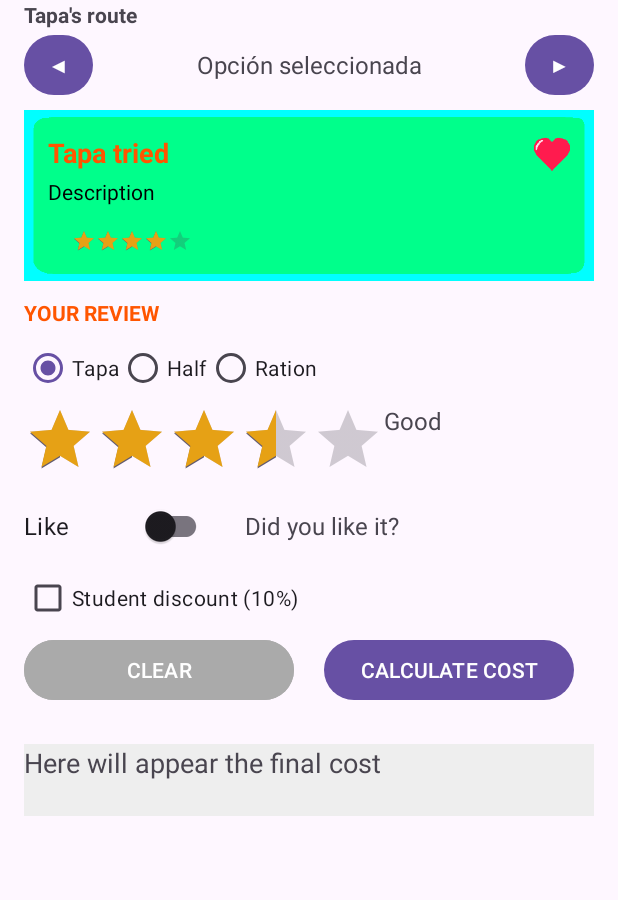
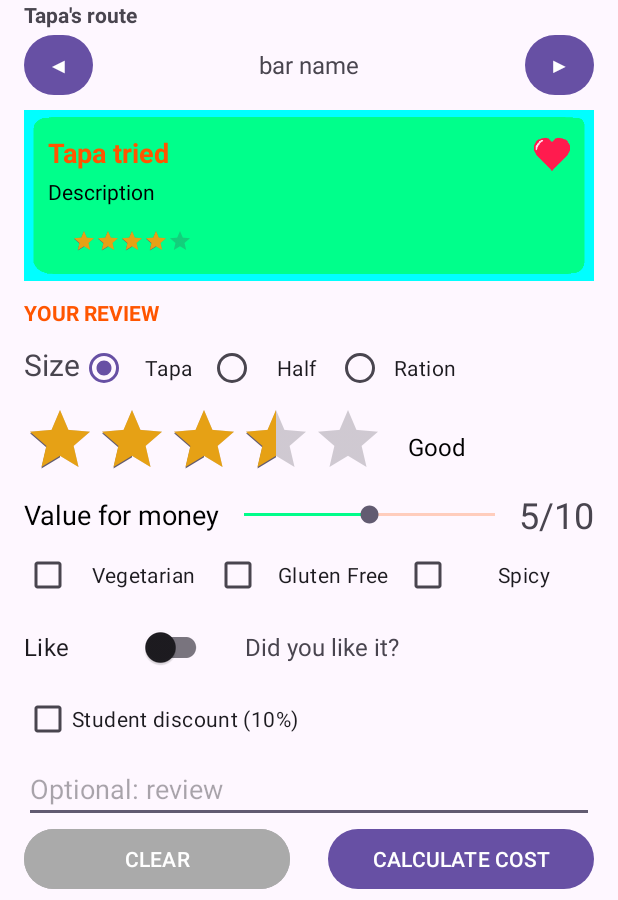
Before and after one commit to Willisaurio/GastroVote-PerezGuillermo, an Android app: the screen it shows after launch (MainActivity), on a phone screen of 412 x 824 dp, the part 336-1236 px from its top. Run offline under Robolectric (Android 15) with nearby library versions, the phone set to English and light mode, and no system bars.

Commit message:
Security commit. Layout reworked to adjust to screen size when the keyboard appears

```diff
--- a/app/src/main/java/com/gute/gastrovote/MainActivity.java
+++ b/app/src/main/java/com/gute/gastrovote/MainActivity.java
@@ -28,10 +28,16 @@ public class MainActivity extends AppCompatActivity {
         super.onCreate(savedInstanceState);
         EdgeToEdge.enable(this);
         setContentView(R.layout.activity_main);
-        ViewCompat.setOnApplyWindowInsetsListener(findViewById(R.id.main), (v, insets) -> {
-            Insets systemBars = insets.getInsets(WindowInsetsCompat.Type.systemBars());
-            v.setPadding(systemBars.left, systemBars.top, systemBars.right, systemBars.bottom);
-            return insets;
+        ViewCompat.setOnApplyWindowInsetsListener(findViewById(R.id.main), (v, windowInsets) -> {
+            // Grab both system bars (status/nav) and keyboard (IME) insets
+            Insets insets = windowInsets.getInsets(
+                    WindowInsetsCompat.Type.systemBars() | WindowInsetsCompat.Type.ime()
+            );
+
+            // Apply them as padding to your ScrollView
+            v.setPadding(insets.left, insets.top, insets.right, insets.bottom);
+
+            return WindowInsetsCompat.CONSUMED;
         });
         bars = new HashMap<>();
         bars.put(1, new Bar("Bar Paco", "Tortilla de patatas", "Un clásico de la cocina española", 3.25, true, 5f));
--- a/app/src/main/res/layout/activity_main.xml
+++ b/app/src/main/res/layout/activity_main.xml
@@ -5,6 +5,8 @@
     android:id="@+id/main"
     android:layout_width="match_parent"
     android:layout_height="match_parent"
+    android:fillViewport="true"
+    android:clipToPadding="false"
     tools:context=".MainActivity">
 
 
@@ -78,8 +80,7 @@
                 android:gravity="center"
                 android:textAlignment="center"
                 android:textSize="16sp"
-                android:text="Opción seleccionada"
-                tools:ignore="HardcodedText" />
+                android:text="@string/bar_name"/>
 
             <!-- Botón derecho optimizado -->
             <Button
@@ -114,26 +115,46 @@
             android:layout_height="3dp"/>
         <!-- Tamaño de la tapa -->
         <RadioGroup
-            android:layout_width="wrap_content"
+            android:layout_width="match_parent"
             android:layout_height="wrap_content"
+            android:layout_gravity="center_vertical"
             android:orientation="horizontal">
+            <TextView
+                android:layout_width="wrap_content"
+                android:layout_height="wrap_content"
+                android:text="@string/size"
+                android:textSize="20sp"
+                android:textAlignment="textStart"/>
             <RadioButton
-                android:layout_width="wrap_content"
+                android:layout_width="0dp"
+                android:layout_weight="1"
+                android:gravity="center"
                 android:layout_height="wrap_content"
                 android:id="@+id/sizeRb1"
                 android:text="@string/size_tapa"
                 android:checked="true"/>
             <RadioButton
-                android:layout_width="wrap_content"
+
+                android:layout_width="0dp"
+                android:layout_weight="1"
+                android:gravity="center"
                 android:layout_height="wrap_content"
                 android:id="@+id/sizeRb2"
                 android:text="@string/size_half"/>
 
             <RadioButton
-                android:layout_width="wrap_content"
+
+                android:layout_width="0dp"
+                android:layout_weight="1"
+                android:gravity="center"
                 android:layout_height="wrap_content"
                 android:id="@+id/sizeRb3"
                 android:text="@string/size_ration"/>
+            <Space
+                android:layout_width="0dp"
+                android:layout_height="wrap_content"
+                android:layout_weight="1"
+                android:gravity="center"/>
         </RadioGroup>
         <LinearLayout
             android:layout_width="wrap_content"
@@ -154,16 +175,73 @@
                 android:layout_width="0dp"
                 android:layout_height="wrap_content"
                 android:layout_weight="1"
-                android:gravity="center_vertical|center_horizontal"
+                android:layout_gravity="center_vertical"
+                android:layout_marginHorizontal="16dp"
+                android:text="@string/review_3"
+                android:textSize="16sp"
+                android:textColor="@color/black"/>
 
-                android:text="@string/review_3"
-                android:textSize="16sp" />
         </LinearLayout>
 
+        <LinearLayout
+            android:layout_width="match_parent"
+            android:layout_height="wrap_content"
+            android:orientation="horizontal"
+            android:gravity="center_vertical">
 
+        <TextView
+            android:layout_width="wrap_content"
+            android:layout_height="wrap_content"
+            android:text="@string/value_for_money"
+            android:textSize="18sp"
+            android:textColor="@color/black"/>
 
+        <SeekBar
+            android:id="@+id/seekBar"
+            android:layout_height="wrap_content"
+            android:layout_width="0dp"
+            android:layout_weight="1"
+            android:gravity="center"
+            android:max="10"
+            android:progress="5"
+            android:progressTint="@color/main_theme"
+            android:progressBackgroundTint="@color/orange"
 
+            />
+            <TextView
+                android:layout_width="wrap_content"
+                android:layout_height="wrap_content"
+                android:text="5/10"
+                android:textSize="24sp"
+                tools:ignore="HardcodedText" />
 
+        </LinearLayout>
+
+        <LinearLayout
+            android:layout_width="match_parent"
+            android:layout_height="wrap_content"
+            android:orientation="horizontal"
+            android:gravity="center_vertical">
+        <CheckBox
+            android:layout_width="0dp"
+            android:layout_height="wrap_content"
+            android:gravity="center"
+            android:layout_weight="1"
+            android:text="@string/vegetarian"/>
+        <CheckBox
+            android:layout_width="0dp"
+            android:layout_height="wrap_content"
+
+            android:gravity="center"
+            android:layout_weight="1"
+            android:text="@string/gluten_free"/>
+        <CheckBox
+            android:layout_width="0dp"
+            android:layout_height="wrap_content"
+            android:gravity="center"
+            android:layout_weight="1"
+            android:text="@string/spicy"/>
+        </LinearLayout>
 
 
 
@@ -200,28 +278,46 @@
             android:text="@string/descuento_estudiante"
 
             />
+
+        <EditText
+            android:id="@+id/editTextTextMultiLine"
+            android:layout_width="match_parent"
+            android:layout_height="wrap_content"
+            android:ems="10"
+            android:gravity="start|top"
+            android:inputType="textMultiLine"
+            android:maxLength="200"
+            android:hint="@string/optional_review"/>
+
+        <!-- Botones Finales -->
         <LinearLayout
             android:layout_width="match_parent"
             android:layout_height="wrap_content"
-            android:orientation="horizontal">
+            android:orientation="horizontal"
+            android:gravity="center_vertical">
 
             <Button
                 android:id="@+id/btnLimpiar"
                 android:onClick="clear"
-                android:layout_width="180dp"
+                android:layout_width="0dp"
+                android:layout_gravity="center"
+                android:layout_weight="7"
                 android:layout_height="wrap_content"
                 android:backgroundTint="@color/light_gray"
                 android:text="@string/clear"/>
             <Space
-                android:layout_width="20dp"
-                android:layout_height="match_parent"/>
+                android:layout_height="match_parent"
+                android:layout_width="0dp"
+                android:layout_gravity="center"
+                android:layout_weight="1"/>
             <Button
-                android:layout_width="wrap_content"
+                android:layout_width="0dp"
+                android:layout_gravity="center"
+                android:layout_weight="7"
                 android:layout_height="wrap_content"
                 android:id="@+id/btnCalcular"
                 android:text="@string/calc"
-                android:onClick="calcular"
-                />
+                android:onClick="calcular"/>
 
         </LinearLayout>
 
--- a/app/src/main/res/values/colors.xml
+++ b/app/src/main/res/values/colors.xml
@@ -7,4 +7,6 @@
     <color name="lighter_gray">#FEEE</color>
     <color name="txt_orange">#F50</color>
     <color name="rating_star">#E6A115</color>
+    <color name="main_theme">#00FD8A</color>
+    <color name="orange">#F50</color>
 </resources>
--- a/app/src/main/res/values/strings.xml
+++ b/app/src/main/res/values/strings.xml
@@ -38,4 +38,9 @@
     <string name="review_4">Very Good!</string>
     <string name="review_5">Excelent!</string>
     <string name="score">Score</string>
+    <string name="value_for_money">Value for money</string>
+    <string name="vegetarian">Vegetarian</string>
+    <string name="gluten_free">Gluten Free</string>
+    <string name="spicy">Spicy</string>
+    <string name="optional_review">Optional: review</string>
 </resources>
```
Also changed, not shown: 1 other file.
